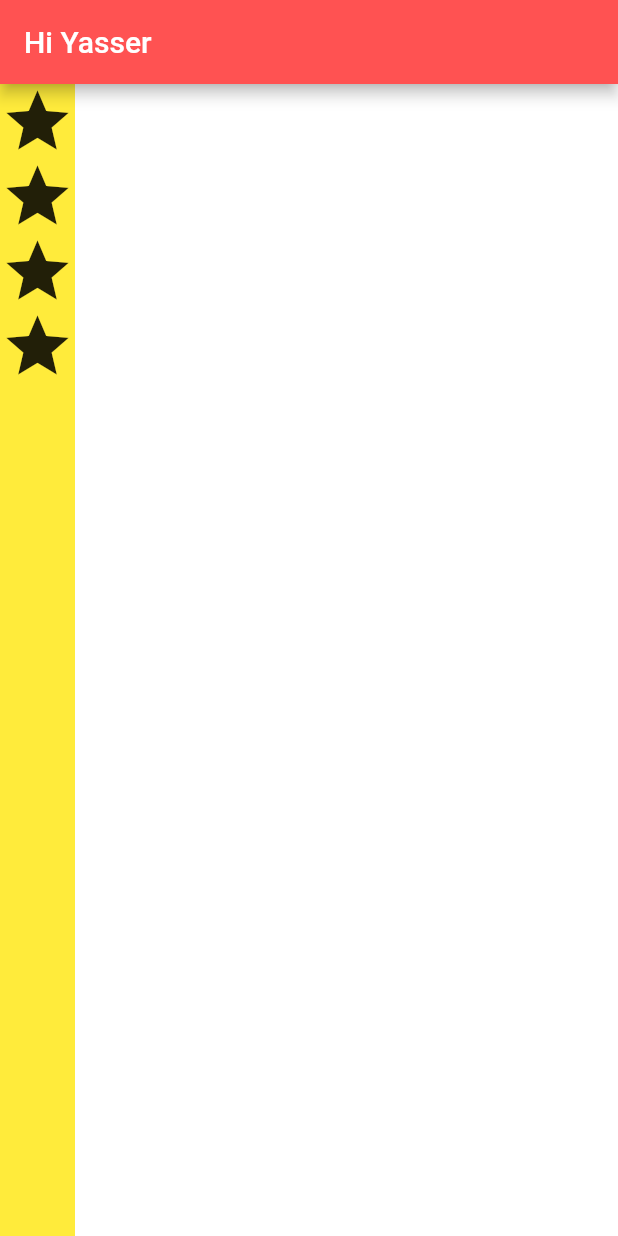
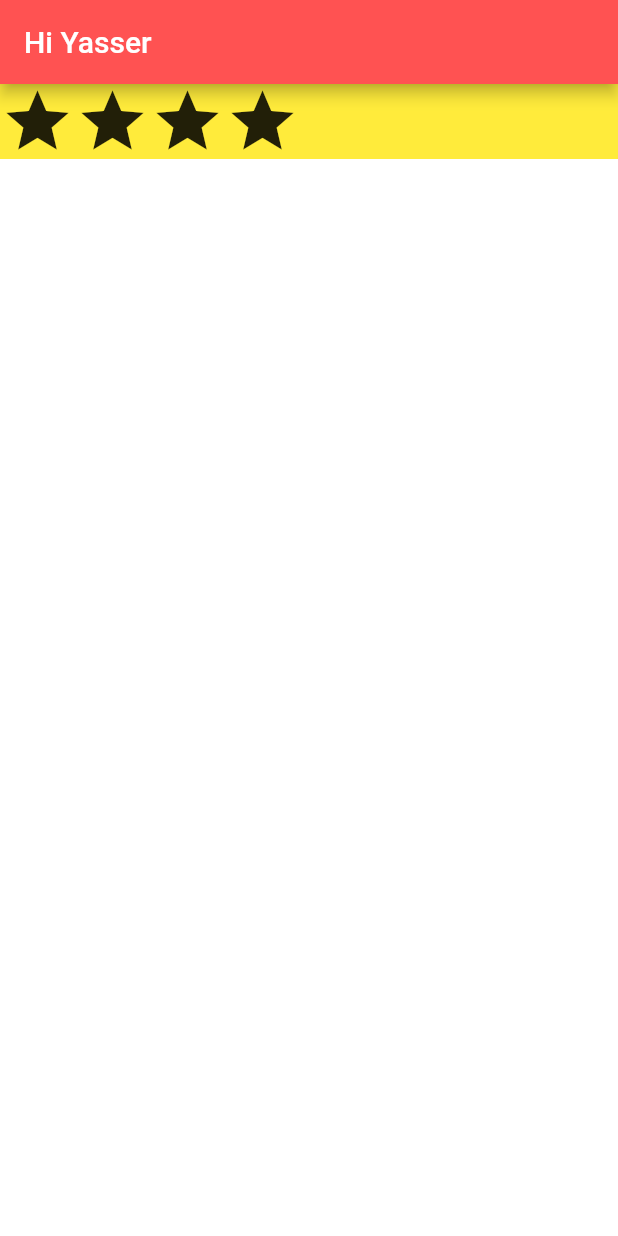
Before and after one commit to yasser2020/Business-Card, a Flutter app: the screen it shows after launch, on a phone screen of 412 x 824 dp. Run offline on Flutter 3.47's test engine with Material 2 defaults, Android fonts, the phone set to English and light mode, and no system bars.

```diff
--- a/lib/main.dart
+++ b/lib/main.dart
@@ -14,7 +14,7 @@ class MyApp extends StatelessWidget {
             body: SafeArea(
                 child: Container(
               color: Colors.yellow,
-              child: Column(crossAxisAlignment: CrossAxisAlignment.start, children: [
+              child: Row(crossAxisAlignment: CrossAxisAlignment.start, children: [
                 Icon(Icons.star, size: 50),
                 Icon(Icons.star, size: 50),
                 Icon(Icons.star, size: 50),
```
Also changed, not shown: 1 other file.
